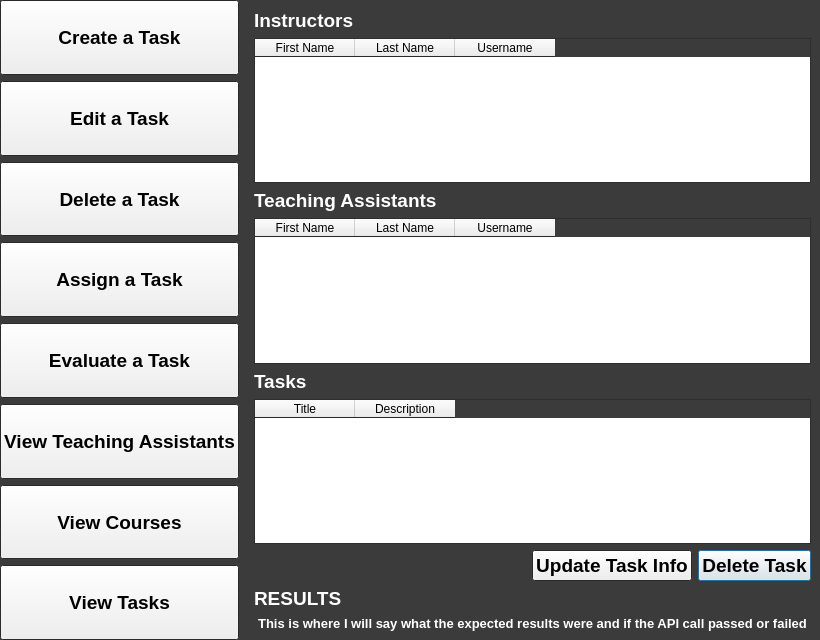
wfairclough/TAE, file TAEval-Client/apiwindow.ui: the form before one commit.
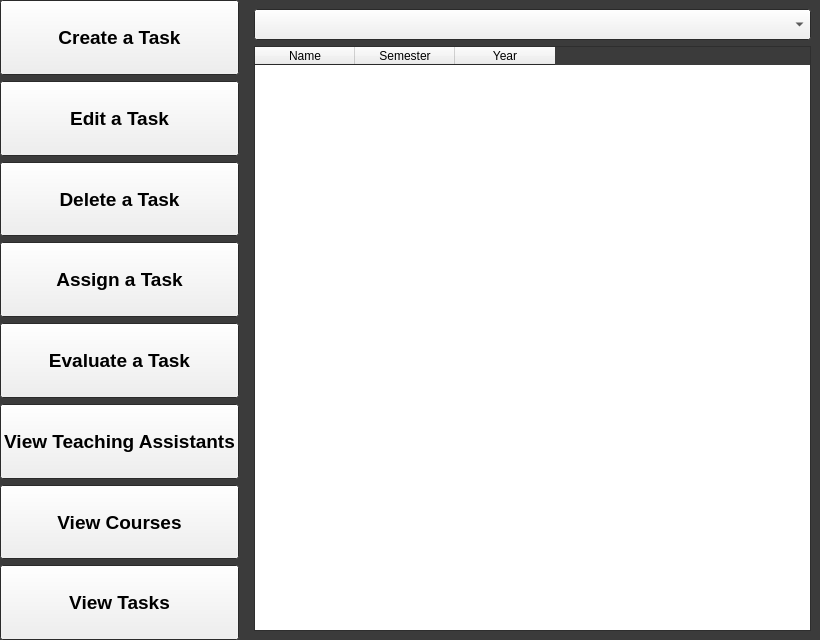
The form after the commit.

Commit message: There seems to be a problem with setSemesterType(), but I'm not sure what's wrong

```diff
--- a/TAEval-Client/apiwindow.ui
+++ b/TAEval-Client/apiwindow.ui
@@ -416,7 +416,7 @@
           </font>
          </property>
          <property name="currentIndex">
-          <number>3</number>
+          <number>7</number>
          </property>
          <widget class="QWidget" name="defaultPage">
           <layout class="QVBoxLayout" name="verticalLayout_3">
@@ -683,16 +683,28 @@
            </item>
           </layout>
          </widget>
-         <widget class="QWidget" name="viewTaskPage">
+         <widget class="QWidget" name="viewCoursePage">
           <layout class="QVBoxLayout" name="verticalLayout_10">
            <item>
-            <widget class="QLabel" name="label_8">
-             <property name="text">
-              <string>7</string>
-             </property>
-             <property name="alignment">
-              <set>Qt::AlignCenter</set>
-             </property>
+            <widget class="QComboBox" name="vc_instructorComboBox"/>
+           </item>
+           <item>
+            <widget class="QTableWidget" name="vc_courseTable">
+             <column>
+              <property name="text">
+               <string>Name</string>
+              </property>
+             </column>
+             <column>
+              <property name="text">
+               <string>Semester</string>
+              </property>
+             </column>
+             <column>
+              <property name="text">
+               <string>Year</string>
+              </property>
+             </column>
             </widget>
            </item>
           </layout>
```
Left out of the diff: 2 changed lines with no effect on the pictures. The commit also changes 10 other files.
